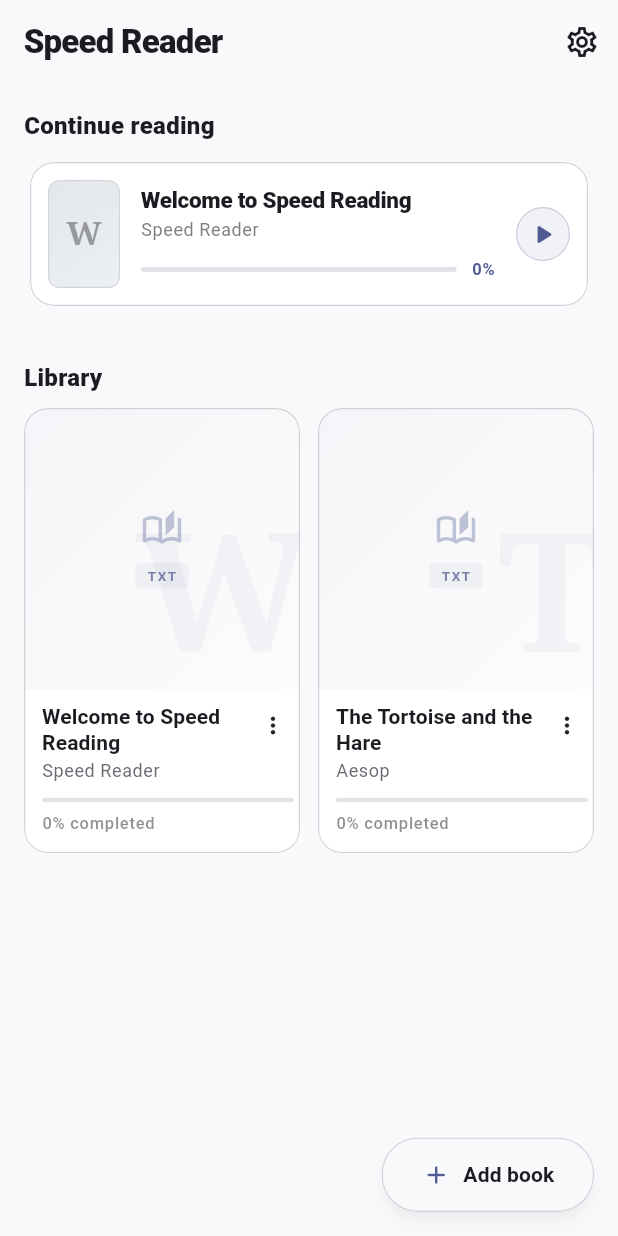
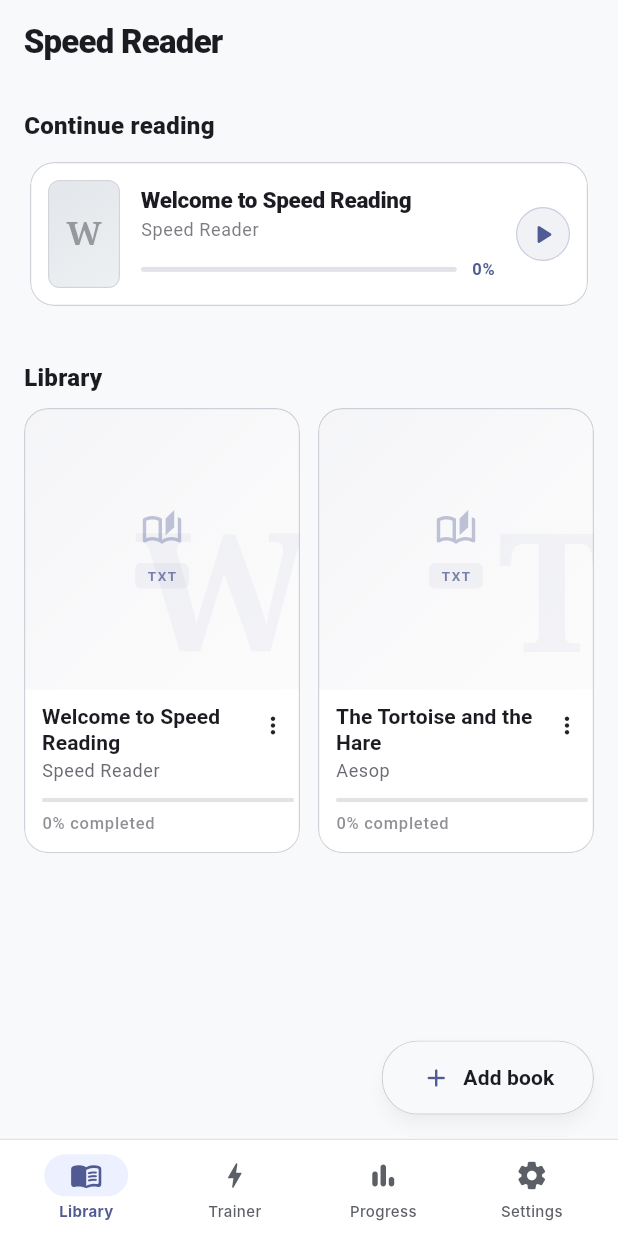
Before and after one commit to kot-begemot/speed-reading-app, a Flutter app: the screen it shows after launch, on a phone screen of 412 x 824 dp. Run offline on Flutter 3.47's test engine with Material 3 defaults, Android fonts, the phone set to English and light mode, and no system bars; our stand-ins replace file_picker, flutter_colorpicker, flutter_riverpod, hive_ce, hive_ce_flutter, html_unescape and 2 more; missing offline and left inert: docx_to_text, epubx, receive_sharing_intent, syncfusion_flutter_pdf; accounts and stored records are empty; Roboto replaces fonts that are missing (Inter).

Commit message:
add the bottom bar for reading trainer access w/ 2 placeholders for trainer and progress

```diff
--- a/lib/app.dart
+++ b/lib/app.dart
@@ -2,7 +2,7 @@ import 'package:flutter/material.dart';
 import 'package:flutter_riverpod/flutter_riverpod.dart';
 
 import 'providers/settings_provider.dart';
-import 'screens/library_screen.dart';
+import 'screens/main_navigation_shell.dart';
 import 'theme/app_theme.dart';
 import 'widgets/share_intent_listener.dart';
 
@@ -18,7 +18,7 @@ class SpeedReadingApp extends ConsumerWidget {
       theme: AppTheme.light,
       darkTheme: AppTheme.dark,
       themeMode: themeMode,
-      home: const ShareIntentListener(child: LibraryScreen()),
+      home: const ShareIntentListener(child: MainNavigationShell()),
     );
   }
 }
--- a/lib/screens/library_screen.dart
+++ b/lib/screens/library_screen.dart
@@ -10,7 +10,6 @@ import '../widgets/rename_dialog.dart';
 import 'add_book_flow.dart';
 import 'book_details_screen.dart';
 import 'reader_screen.dart';
-import 'settings_screen.dart';
 
 class LibraryScreen extends ConsumerStatefulWidget {
   const LibraryScreen({super.key});
@@ -146,15 +145,6 @@ class _LibraryScreenState extends ConsumerState<LibraryScreen> {
             letterSpacing: -0.5,
           ),
         ),
-        actions: [
-          IconButton(
-            icon: const Icon(Icons.settings_outlined),
-            tooltip: 'Settings',
-            onPressed: () => Navigator.of(
-              context,
-            ).push(MaterialPageRoute(builder: (_) => const SettingsScreen())),
-          ),
-        ],
       ),
       floatingActionButton: Material(
         elevation: 4,
--- /dev/null
+++ b/lib/screens/main_navigation_shell.dart
@@ -0,0 +1,42 @@
+import 'package:flutter/material.dart';
+
+import '../widgets/trainer/trainer_bottom_nav.dart';
+import 'library_screen.dart';
+import 'placeholder_screens.dart';
+import 'settings_screen.dart';
+
+class MainNavigationShell extends StatefulWidget {
+  const MainNavigationShell({super.key});
+
+  @override
+  State<MainNavigationShell> createState() => _MainNavigationShellState();
+}
+
+class _MainNavigationShellState extends State<MainNavigationShell> {
+  int _currentIndex = 0;
+
+  final List<Widget> _screens = const [
+    LibraryScreen(),
+    TrainerPlaceholderScreen(),
+    ProgressPlaceholderScreen(),
+    SettingsScreen(),
+  ];
+
+  @override
+  Widget build(BuildContext context) {
+    return Scaffold(
+      body: IndexedStack(
+        index: _currentIndex,
+        children: _screens,
+      ),
+      bottomNavigationBar: TrainerBottomNav(
+        selectedIndex: _currentIndex,
+        onTap: (index) {
+          setState(() {
+            _currentIndex = index;
+          });
+        },
+      ),
+    );
+  }
+}
--- a/lib/widgets/trainer/trainer_bottom_nav.dart
+++ b/lib/widgets/trainer/trainer_bottom_nav.dart
@@ -1,12 +1,16 @@
 import 'package:flutter/material.dart';
 
-import '../../screens/trainer/trainer_tokens.dart';
-
-/// Static bottom navigation bar mock: Library · Trainer · Progress · Settings.
-/// UI only — [selectedIndex] just controls the highlighted item.
+/// Interactive bottom navigation bar: Library · Trainer · Progress · Settings.
+/// Adapts dynamically to light and dark themes.
 class TrainerBottomNav extends StatelessWidget {
   final int selectedIndex;
-  const TrainerBottomNav({super.key, this.selectedIndex = 1});
+  final ValueChanged<int>? onTap;
+
+  const TrainerBottomNav({
+    super.key,
+    required this.selectedIndex,
+    this.onTap,
+  });
 
   static const _items = [
     (Icons.menu_book_rounded, 'Library'),
@@ -17,10 +21,21 @@ class TrainerBottomNav extends StatelessWidget {
 
   @override
   Widget build(BuildContext context) {
+    final theme = Theme.of(context);
+    final scheme = theme.colorScheme;
+    final isDark = theme.brightness == Brightness.dark;
+
+    // Resolve theme-adaptive colors
+    final backgroundColor = scheme.surfaceContainerLowest;
+    final borderColor = isDark ? const Color(0xFF202020) : const Color(0xFFDEE2E6);
+    final activeColor = scheme.primary;
+    final inactiveColor = isDark ? const Color(0xFF9E9E9E) : const Color(0xFF5C5F66);
+    final activePillBg = isDark ? scheme.primary.withValues(alpha: 0.15) : const Color(0xFFEDF0FE);
+
     return Container(
-      decoration: const BoxDecoration(
-        color: T.surfaceLowest,
-        border: Border(top: BorderSide(color: T.border, width: 0.8)),
+      decoration: BoxDecoration(
+        color: backgroundColor,
+        border: Border(top: BorderSide(color: borderColor, width: 0.8)),
       ),
       child: SafeArea(
         top: false,
@@ -31,7 +46,22 @@ class TrainerBottomNav extends StatelessWidget {
             child: Row(
               children: [
                 for (var i = 0; i < _items.length; i++)
-                  Expanded(child: _NavItem(icon: _items[i].$1, label: _items[i].$2, selected: i == selectedIndex)),
+                  Expanded(
+                    child: InkWell(
+                      onTap: onTap != null ? () => onTap!(i) : null,
+                      borderRadius: BorderRadius.circular(16),
+                      splashColor: activeColor.withValues(alpha: 0.08),
+                      highlightColor: Colors.transparent,
+                      child: _NavItem(
+                        icon: _items[i].$1,
+                        label: _items[i].$2,
+                        selected: i == selectedIndex,
+                        activeColor: activeColor,
+                        inactiveColor: inactiveColor,
+                        activePillBg: activePillBg,
+                      ),
+                    ),
+                  ),
               ],
             ),
           ),
@@ -45,11 +75,22 @@ class _NavItem extends StatelessWidget {
   final IconData icon;
   final String label;
   final bool selected;
-  const _NavItem({required this.icon, required this.label, required this.selected});
+  final Color activeColor;
+  final Color inactiveColor;
+  final Color activePillBg;
+
+  const _NavItem({
+    required this.icon,
+    required this.label,
+    required this.selected,
+    required this.activeColor,
+    required this.inactiveColor,
+    required this.activePillBg,
+  });
 
   @override
   Widget build(BuildContext context) {
-    final color = selected ? T.primary : T.textSecondary;
+    final color = selected ? activeColor : inactiveColor;
     return Column(
       mainAxisAlignment: MainAxisAlignment.center,
       children: [
@@ -58,7 +99,7 @@ class _NavItem extends StatelessWidget {
           height: 28,
           alignment: Alignment.center,
           decoration: BoxDecoration(
-            color: selected ? T.primaryBg : Colors.transparent,
+            color: selected ? activePillBg : Colors.transparent,
             borderRadius: BorderRadius.circular(14),
           ),
           child: Icon(icon, size: 22, color: color),
@@ -68,6 +109,7 @@ class _NavItem extends StatelessWidget {
           label,
           style: TextStyle(
             fontSize: 10,
+            fontFamily: 'Inter',
             fontWeight: selected ? FontWeight.w700 : FontWeight.w500,
             color: color,
           ),
```
Also changed, not shown: lib/screens/placeholder_screens.dart (added, +121 -0 lines), 1 other file.
